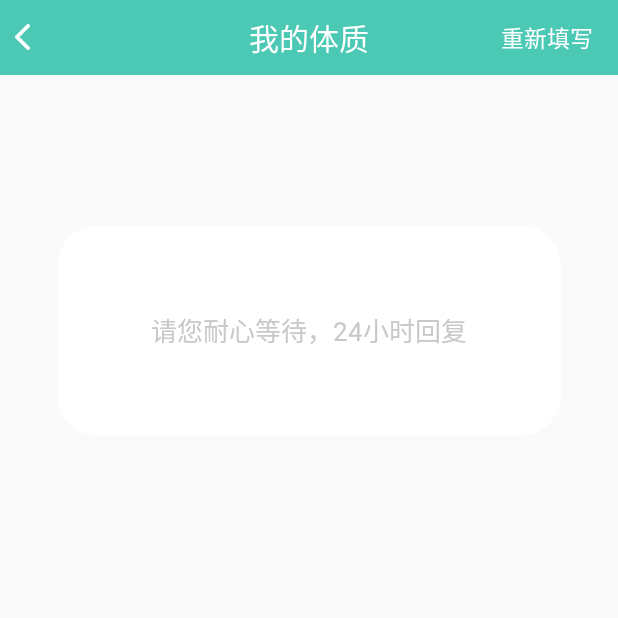
After one commit to 123xuan456/BigHealt, an Android app: the RewritePhysical screen opened directly, with no data from a screen before it, on a phone screen of 412 x 824 dp, the top half of it. The commit adds this screen. Run offline under Robolectric (Android 15) with nearby library versions, the phone set to English and light mode, and no system bars; our stand-ins replace ButterKnife.

Commit message:
我的体质

```diff
--- /dev/null
+++ b/app/src/main/java/dbighealth/bighealth/activity/RewritePhysical.java
@@ -0,0 +1,51 @@
+package dbighealth.bighealth.activity;
+
+import android.app.Activity;
+import android.content.Intent;
+import android.os.Bundle;
+import android.support.v7.app.AppCompatActivity;
+import android.view.View;
+import android.widget.ImageView;
+import android.widget.TextView;
+
+import butterknife.Bind;
+import butterknife.ButterKnife;
+import dbighealth.bighealth.R;
+
+/**
+ * created by mhysa
+ * 充填健康体质
+ */
+public class RewritePhysical extends Activity implements View.OnClickListener{
+
+    @Bind(R.id.arrow_left)
+    ImageView arrowLeft;
+    @Bind(R.id.tit)
+    TextView tit;
+    @Bind(R.id.right_tv)
+    TextView rightTv;
+
+    @Override
+    protected void onCreate(Bundle savedInstanceState) {
+        super.onCreate(savedInstanceState);
+        setContentView(R.layout.activity_physique);
+        ButterKnife.bind(this);
+        tit.setText("我的体质");
+        rightTv.setText("重新填写");
+        arrowLeft.setOnClickListener(this);
+        rightTv.setOnClickListener(this);
+    }
+
+    @Override
+    public void onClick(View v) {
+        switch (v.getId()){
+            case R.id.arrow_left:
+                finish();
+                break;
+            case R.id.right_tv:
+                Intent intent=new Intent(RewritePhysical.this, PhysiqueActivity.class);//体质
+                startActivity(intent);
+                break;
+        }
+    }
+}
--- a/app/src/main/java/dbighealth/bighealth/fragment/KakaFragment.java
+++ b/app/src/main/java/dbighealth/bighealth/fragment/KakaFragment.java
@@ -25,6 +25,7 @@ import dbighealth.bighealth.R;
 import dbighealth.bighealth.adapter.GridViewAdapter;
 import dbighealth.bighealth.ben.Type;
 import okhttp3.Call;
+import utils.UrlUtils;
 
 /**
  * simple {@link Fragment} subclass.
@@ -51,7 +52,7 @@ public class KakaFragment extends Fragment {
          * 网络请求
          */
         OkHttpUtils.get()
-                .url("http://192.168.0.38:8080/JianKangChanYe/mountinformation/product")
+                .url(UrlUtils.PRODUCT)
                 .id(PRODUCT)
                 .addParams("id",params)
                 .build()
--- a/app/src/main/java/utils/UrlUtils.java
+++ b/app/src/main/java/utils/UrlUtils.java
@@ -24,5 +24,7 @@ public class UrlUtils {
     public static  String SUBSCRIBE_PARTICULAR =BASEURL +"/hathappenedat/savemakeapp";
     //保存用户体质测试
     public static String SAVESYMPTON = BASEURL2+"/Symptom/save";
+    //产品
+    public static String PRODUCT = BASEURL+"/mountinformation/product";
 
 }
--- a/app/src/main/res/layout/activity_physique.xml
+++ b/app/src/main/res/layout/activity_physique.xml
@@ -1,12 +1,22 @@
 <?xml version="1.0" encoding="utf-8"?>
-<RelativeLayout xmlns:android="http://schemas.android.com/apk/res/android"
+<LinearLayout xmlns:android="http://schemas.android.com/apk/res/android"
     xmlns:tools="http://schemas.android.com/tools"
     android:layout_width="match_parent"
     android:layout_height="match_parent"
-    android:paddingBottom="@dimen/activity_vertical_margin"
-    android:paddingLeft="@dimen/activity_horizontal_margin"
-    android:paddingRight="@dimen/activity_horizontal_margin"
-    android:paddingTop="@dimen/activity_vertical_margin"
+    android:orientation="vertical"
     tools:context=".activity.PhysiqueActivity">
-
-</RelativeLayout>
+    <include
+        layout="@layout/footer_tab_2"
+        />
+    <TextView
+        android:layout_width="wrap_content"
+        android:layout_height="wrap_content"
+        android:layout_marginTop="100dp"
+        android:background="@drawable/bg_await"
+        android:text="请您耐心等待，24小时回复"
+        android:gravity="center"
+        android:layout_gravity="center_horizontal"
+        android:textSize="17sp"
+        android:textColor="#c8c8c8"
+        />
+</LinearLayout>
```
Also changed, not shown: app/src/main/AndroidManifest.xml (+9 -6 lines), app/src/main/java/dbighealth/bighealth/activity/PhysiqueActivity.java (+12 -9 lines), app/src/main/java/dbighealth/bighealth/fragment/MineFragment.java (+26 -4 lines).
